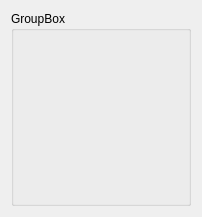
First picture: the form in epyq/compoundtoggle.ui, repository epcpower/st, before the edit.
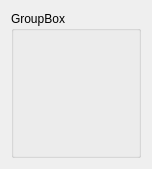
Second picture: the form after the edit. Custom widgets are drawn as their Qt base class.

Commit message:
CompoundToggle: Use LED labels with enumeration text
Ref T324

What changed in the file:
```diff
--- a/epyq/compoundtoggle.ui
+++ b/epyq/compoundtoggle.ui
@@ -6,8 +6,8 @@
    <rect>
     <x>0</x>
     <y>0</y>
-    <width>202</width>
-    <height>217</height>
+    <width>152</width>
+    <height>169</height>
    </rect>
   </property>
   <property name="sizePolicy">
```
Left out of the diff: 13 changed lines with no effect on the pictures. The commit also changes 4 other files.
